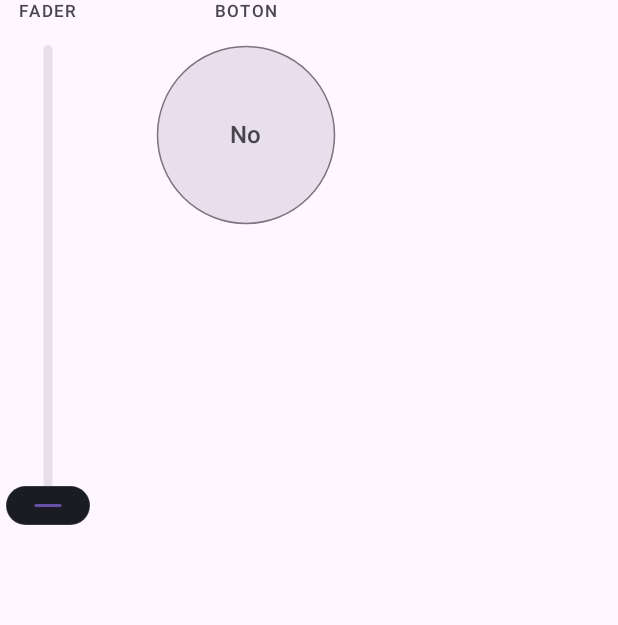
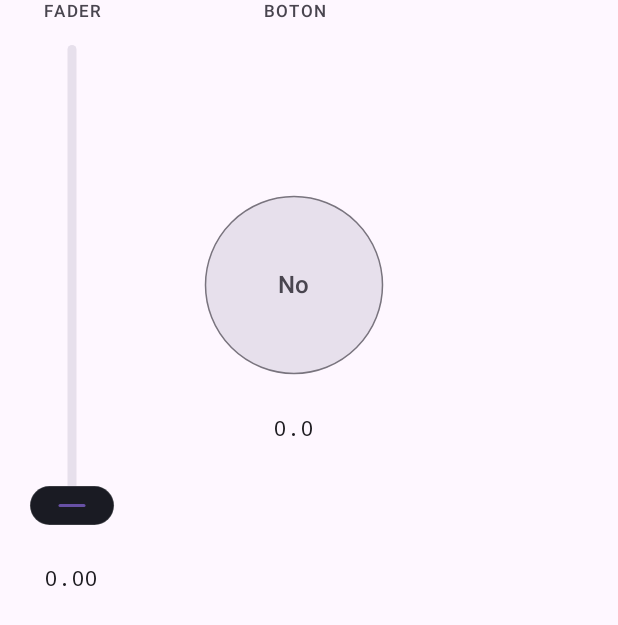
Before and after one commit to imnavaris/oscpad, an Android app built with Jetpack Compose: the composable Controls called with empty values, on a phone screen of 412 x 824 dp. Shown: the top 625 px of the screen. Run offline under Robolectric (Android 15) with nearby library versions, the phone set to English and light mode, and no system bars; network calls fail.

Commit message:
feat: readout vivo de address y valor, boton centrado
Cada control muestra su address (tocable, abre Ajustes) y el ultimo valor enviado. Boton alineado al centro vertical del fader.

```diff
--- a/app/src/main/java/ar/matu/oscpad/MainActivity.kt
+++ b/app/src/main/java/ar/matu/oscpad/MainActivity.kt
@@ -7,6 +7,7 @@ import androidx.activity.compose.setContent
 import androidx.compose.animation.core.Animatable
 import androidx.compose.animation.core.CubicBezierEasing
 import androidx.compose.animation.core.tween
+import androidx.compose.foundation.clickable
 import androidx.compose.foundation.layout.Arrangement
 import androidx.compose.foundation.layout.Box
 import androidx.compose.foundation.layout.Column
@@ -18,6 +19,7 @@ import androidx.compose.foundation.layout.height
 import androidx.compose.foundation.layout.imePadding
 import androidx.compose.foundation.layout.padding
 import androidx.compose.foundation.layout.safeDrawingPadding
+import androidx.compose.foundation.layout.width
 import androidx.compose.foundation.rememberScrollState
 import androidx.compose.foundation.verticalScroll
 import androidx.compose.material3.MaterialTheme
@@ -39,11 +41,14 @@ import androidx.compose.ui.Modifier
 import androidx.compose.ui.graphics.Color
 import androidx.compose.ui.graphics.graphicsLayer
 import androidx.compose.ui.platform.LocalContext
+import androidx.compose.ui.text.font.FontFamily
 import androidx.compose.ui.text.font.FontWeight
+import androidx.compose.ui.text.style.TextAlign
 import androidx.compose.ui.unit.dp
 import androidx.compose.ui.unit.sp
 import kotlinx.coroutines.Dispatchers
 import kotlinx.coroutines.launch
+import java.util.Locale
 
 private val OscScheme = darkColorScheme(
     primary = Color(0xFFFBBF24),
@@ -141,6 +146,10 @@ private fun App() {
                 Controls(
                     fader = fader,
                     toggle = toggle,
+                    addrFader = config.addrFader,
+                    addrButton = config.addrButton,
+                    scaledFader = scaled(fader),
+                    lastButton = if (toggle) 1f else 0f,
                     onFader = { level ->
                         fader = level
                         if (throttle.shouldSend()) send(config.addrFader, scaled(level))
@@ -150,6 +159,7 @@ private fun App() {
                         toggle = state
                         send(config.addrButton, if (state) 1f else 0f)
                     },
+                    onAddressTap = { settingsOpen = true },
                 )
             }
 
@@ -207,31 +217,78 @@ private fun App() {
 private fun Controls(
     fader: Float,
     toggle: Boolean,
+    addrFader: String,
+    addrButton: String,
+    scaledFader: Float,
+    lastButton: Float,
     onFader: (Float) -> Unit,
     onRelease: () -> Unit,
     onToggle: (Boolean) -> Unit,
+    onAddressTap: () -> Unit,
 ) {
-    Row(
-        verticalAlignment = Alignment.Top,
-        horizontalArrangement = Arrangement.spacedBy(40.dp),
-    ) {
-        Column(horizontalAlignment = Alignment.CenterHorizontally) {
-            Label("Fader")
-            Spacer(Modifier.height(14.dp))
-            Fader(value = fader, onChange = onFader, onRelease = onRelease)
+    Column(horizontalAlignment = Alignment.CenterHorizontally) {
+        Row(horizontalArrangement = Arrangement.spacedBy(40.dp)) {
+            Label("Fader", Modifier.width(96.dp))
+            Label("Boton", Modifier.width(120.dp))
         }
-        Column(horizontalAlignment = Alignment.CenterHorizontally) {
-            Label("Boton")
-            Spacer(Modifier.height(14.dp))
-            ToggleControl(on = toggle, onToggle = onToggle)
+        Spacer(Modifier.height(14.dp))
+        Row(
+            horizontalArrangement = Arrangement.spacedBy(40.dp),
+            verticalAlignment = Alignment.CenterVertically,
+        ) {
+            Column(
+                horizontalAlignment = Alignment.CenterHorizontally,
+                modifier = Modifier.width(96.dp),
+            ) {
+                Fader(value = fader, onChange = onFader, onRelease = onRelease)
+                Spacer(Modifier.height(10.dp))
+                Readout(
+                    address = addrFader,
+                    value = "%.2f".format(Locale.US, scaledFader),
+                    onTap = onAddressTap,
+                )
+            }
+            Column(
+                horizontalAlignment = Alignment.CenterHorizontally,
+                modifier = Modifier.width(120.dp),
+            ) {
+                ToggleControl(on = toggle, onToggle = onToggle)
+                Spacer(Modifier.height(10.dp))
+                Readout(
+                    address = addrButton,
+                    value = "%.1f".format(Locale.US, lastButton),
+                    onTap = onAddressTap,
+                )
+            }
         }
     }
 }
 
 @Composable
-private fun Label(text: String) {
+private fun Readout(address: String, value: String, onTap: () -> Unit) {
+    Column(horizontalAlignment = Alignment.CenterHorizontally) {
+        Text(
+            text = address,
+            style = MaterialTheme.typography.labelSmall,
+            fontFamily = FontFamily.Monospace,
+            color = MaterialTheme.colorScheme.primary,
+            modifier = Modifier.clickable(onClick = onTap),
+        )
+        Text(
+            text = value,
+            style = MaterialTheme.typography.bodyMedium,
+            fontFamily = FontFamily.Monospace,
+            color = MaterialTheme.colorScheme.onSurface,
+        )
+    }
+}
+
+@Composable
+private fun Label(text: String, modifier: Modifier = Modifier) {
     Text(
         text = text.uppercase(),
+        modifier = modifier,
+        textAlign = TextAlign.Center,
         style = MaterialTheme.typography.labelSmall,
         letterSpacing = 1.5.sp,
         color = MaterialTheme.colorScheme.onSurfaceVariant,
```
